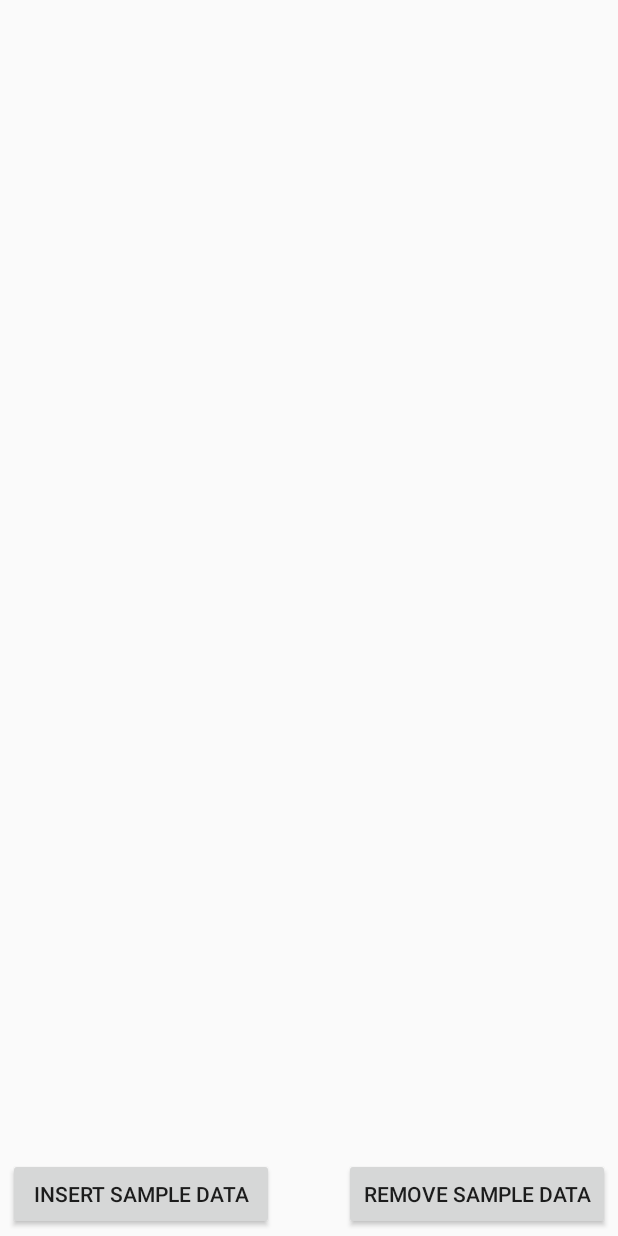
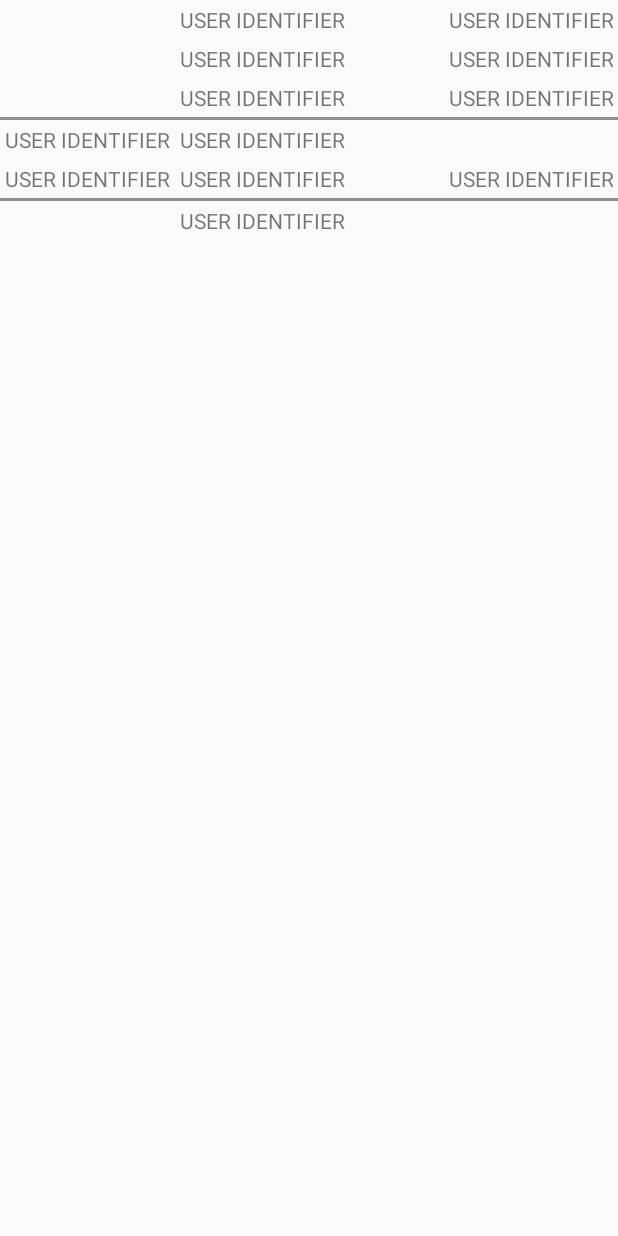
Before and after one commit to jonathan-pe/lifeline, an Android app: the layout fragment_demo_nosql_select_operation.xml on its own in the app's theme, with its tools: preview values and no code run, on a phone screen of 412 x 824 dp. Run offline under Robolectric (Android 15) with nearby library versions, the light colour scheme and no system bars.

Commit message:
Added add event button, test changes to frag demo nosql_select_op, added a string value for the add event button to strings.xml

```diff
--- a/app/src/main/res/layout/activity_main.xml
+++ b/app/src/main/res/layout/activity_main.xml
@@ -21,7 +21,20 @@
             android:background="@color/top_bar_background"
             app:contentInsetEnd="0dp"
             app:contentInsetStart="0dp"
-            android:theme="@style/ThemeOverlay.AppCompat.Dark.ActionBar" />
+            android:theme="@style/ThemeOverlay.AppCompat.Dark.ActionBar"
+            >
+            <Button
+                android:layout_width="40dp"
+                android:layout_height="40dp"
+                android:text="@string/button_text_add_event"
+                android:id="@+id/button_add_event"
+                android:layout_marginStart="360dp"
+                android:layout_marginLeft="360dp"
+                android:layout_marginEnd="0dp"
+                android:layout_marginRight="0dp"
+                android:layout_below="@id/user_info"
+                android:layout_centerHorizontal="true" />
+        </android.support.v7.widget.Toolbar>
 
         <FrameLayout
             android:id="@+id/main_fragment_container"
@@ -52,13 +65,15 @@
                 android:layout_alignParentTop="true"
                 android:layout_marginTop="12dp"
                 android:layout_marginLeft="12dp"
-                android:gravity="left">
+                android:layout_marginStart="12dp"
+                android:gravity="start">
                 <ImageView
                     android:id="@+id/userImage"
                     android:scaleType="fitCenter"
                     android:src="@mipmap/user"
                     android:layout_width="48dp"
                     android:layout_height="48dp"
+                    android:contentDescription="@string/user_id"
                     android:background="@color/nav_drawer_background"/>
                 <TextView
                     android:layout_width="wrap_content"
--- a/app/src/main/res/layout/fragment_demo_nosql_select_operation.xml
+++ b/app/src/main/res/layout/fragment_demo_nosql_select_operation.xml
@@ -1,35 +1,79 @@
 <?xml version="1.0" encoding="utf-8"?>
-<RelativeLayout xmlns:android="http://schemas.android.com/apk/res/android"
-              android:orientation="vertical"
-              android:layout_width="match_parent"
-              android:layout_height="match_parent">
-    <ListView
-        android:id="@+id/nosql_operation_list"
+<?xml version="1.0" encoding="utf-8"?>
+<TableLayout xmlns:android="http://schemas.android.com/apk/res/android"
+    android:layout_width="match_parent"
+    android:layout_height="match_parent"
+    android:stretchColumns="1">
+
+    <TableRow>
+        <TextView
+            android:layout_column="1"
+            android:text="@string/user_id"
+            android:padding="3dip" />
+        <TextView
+            android:text="@string/user_id"
+            android:gravity="end"
+            android:padding="3dip" />
+    </TableRow>
+
+    <TableRow
         android:layout_width="match_parent"
-        android:layout_height="fill_parent"
-        android:layout_marginBottom="4dp"
-        android:layout_above="@+id/button_insert_sample_data"/>
+        android:layout_height="match_parent">
+        <TextView
+            android:layout_column="1"
+            android:text="@string/user_id"
+            android:padding="3dip" />
+        <TextView
+            android:text="@string/user_id"
+            android:gravity="end"
+            android:padding="3dip" />
+    </TableRow>
 
-    <Button
-        android:id="@id/button_insert_sample_data"
-        android:layout_width="177dp"
-        android:layout_height="wrap_content"
-        android:layout_marginLeft="5dp"
-        android:layout_marginStart="5dp"
-        android:layout_marginBottom="4dp"
-        android:layout_alignParentBottom="true"
-        android:layout_alignParentLeft="true"
-        android:layout_alignParentStart="true"
-        android:text="@string/nosql_insert_sample_data_button_text" />
-    <Button
-        android:id="@+id/button_remove_sample_data"
-        android:layout_width="177dp"
-        android:layout_height="wrap_content"
-        android:layout_marginRight="5dp"
-        android:layout_marginEnd="5dp"
-        android:layout_marginBottom="4dp"
-        android:layout_alignParentBottom="true"
-        android:layout_alignParentRight="true"
-        android:layout_alignParentEnd="true"
-        android:text="@string/nosql_remove_sample_data_button_text" />
-</RelativeLayout>
+    <TableRow>
+        <TextView
+            android:layout_column="1"
+            android:text="@string/user_id"
+            android:padding="3dip" />
+        <TextView
+            android:text="@string/user_id"
+            android:gravity="end"
+            android:padding="3dip" />
+    </TableRow>
+
+    <View
+        android:layout_height="2dip"
+        android:background="#FF909090" />
+
+    <TableRow>
+        <TextView
+            android:text="@string/user_id"
+            android:padding="3dip" />
+        <TextView
+            android:text="@string/user_id"
+            android:padding="3dip" />
+    </TableRow>
+
+    <TableRow>
+        <TextView
+            android:text="@string/user_id"
+            android:padding="3dip" />
+        <TextView
+            android:text="@string/user_id"
+            android:padding="3dip" />
+        <TextView
+            android:text="@string/user_id"
+            android:gravity="end"
+            android:padding="3dip" />
+    </TableRow>
+
+    <View
+        android:layout_height="2dip"
+        android:background="#FF909090" />
+
+    <TableRow>
+        <TextView
+            android:layout_column="1"
+            android:text="@string/user_id"
+            android:padding="3dip" />
+    </TableRow>
+</TableLayout>
--- a/app/src/main/res/values/strings.xml
+++ b/app/src/main/res/values/strings.xml
@@ -2,7 +2,7 @@
 
   <!-- CUSTOMIZE THESE FOR YOUR APP -->
 
-  <string name="app_name">LifeLine</string>
+  <string name="app_name"><u>LifeLine</u></string>
   <!-- Suffix after '-' must be the app package name as specified in the build.gradle file. This
        is used by the com.amazonaws.mobile.downloader.query.DownloadQueueProvider class. -->
   <string name="download_queue_provider_authority">com.amazonaws.mobile.downloader-com.amazon.LifeLine</string>
@@ -19,6 +19,7 @@
   <string name="title_activity_sign_in">Sign-in</string>
   <string name="button_text_sign_in">SIGN IN</string>
   <string name="button_text_sign_out">SIGN OUT</string>
+  <string name="button_text_add_event">+</string>
   <string name="sign_in_email">Email</string>
   <string name="sign_in_username">Username/Phone Number (+15551234567)</string>
   <string name="sign_in_password">Password</string>
```
